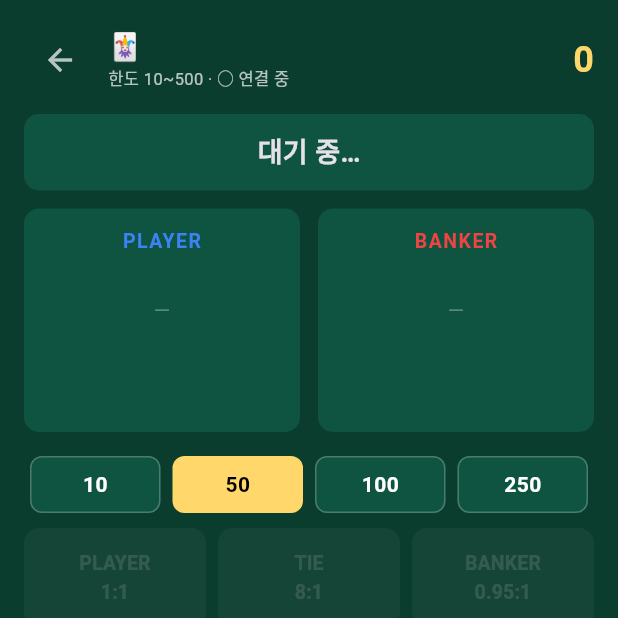
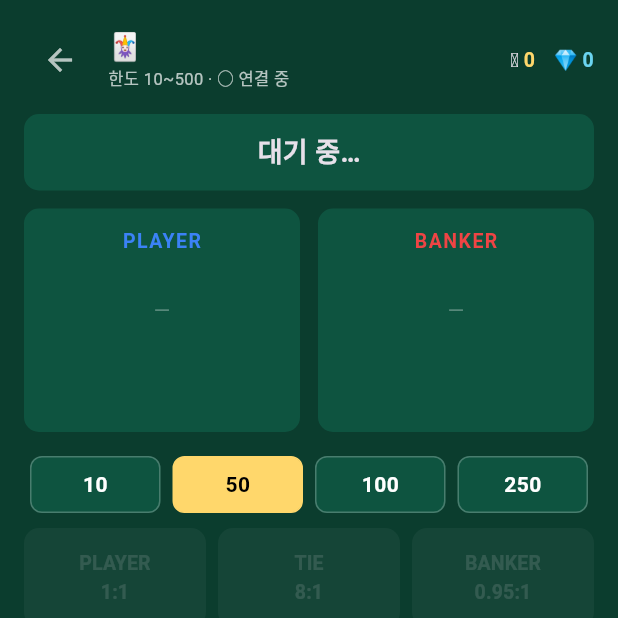
Before and after one commit to rlatmdwo0021/CNO, a Flutter app: the TableScreen screen opened directly with empty values, on a phone screen of 412 x 824 dp, the top half of it. Run offline on Flutter 3.47's test engine with Material 3 defaults, Android fonts, the phone set to English and light mode, and no system bars; network calls fail.

Commit message:
Design: lobby tabs (바카라/슬롯/룰렛) with live room status, name+grade header, gold/diamond coins
Co-Authored-By: Claude Opus 4.8 (1M context) <noreply@anthropic.com>

```diff
--- a/app/lib/main.dart
+++ b/app/lib/main.dart
@@ -3,7 +3,6 @@ import 'package:flutter/material.dart';
 import 'auth_screen.dart';
 import 'game_service.dart';
 import 'lobby_screen.dart';
-import 'room_list_screen.dart';
 import 'table_screen.dart';
 import 'widgets.dart';
 
@@ -35,8 +34,6 @@ class BaccaratApp extends StatelessWidget {
           switch (service.view) {
             case AppView.lobby:
               return LobbyScreen(service);
-            case AppView.rooms:
-              return RoomListScreen(service);
             case AppView.table:
               return TableScreen(service);
           }
--- a/app/lib/table_screen.dart
+++ b/app/lib/table_screen.dart
@@ -92,14 +92,12 @@ class _TableScreenState extends State<TableScreen> {
             children: [
               Text('🃏 ${s.roomName}',
                   style: const TextStyle(fontSize: 18, fontWeight: FontWeight.bold)),
-              Text('한도 ${s.minBet}~${s.maxBet} · $connText',
+              Text('한도 ${fmtCoins(s.minBet)}~${fmtCoins(s.maxBet)} · $connText',
                   style: const TextStyle(fontSize: 11, color: Colors.white70)),
             ],
           ),
         ),
-        Text('${s.balance}',
-            style: const TextStyle(
-                fontSize: 24, fontWeight: FontWeight.bold, color: goldColor)),
+        CoinBar(gold: s.gold, diamond: s.diamond, compact: true),
       ],
     );
   }
--- a/app/lib/widgets.dart
+++ b/app/lib/widgets.dart
@@ -11,6 +11,65 @@ const goldColor = Color(0xFFFFD76B);
 
 Color outcomeColor(String o) =>
     o == 'player' ? playerColor : (o == 'banker' ? bankerColor : tieColor);
+
+/// Format an integer with thousands separators (e.g. 12000 -> "12,000").
+String fmtCoins(int n) {
+  final s = n.abs().toString();
+  final buf = StringBuffer();
+  for (var i = 0; i < s.length; i++) {
+    if (i > 0 && (s.length - i) % 3 == 0) buf.write(',');
+    buf.write(s[i]);
+  }
+  return (n < 0 ? '-' : '') + buf.toString();
+}
+
+/// Free (gold) + paid (diamond) coin balances, side by side.
+class CoinBar extends StatelessWidget {
+  final int gold;
+  final int diamond;
+  final bool compact;
+  const CoinBar({super.key, required this.gold, required this.diamond, this.compact = false});
+
+  @override
+  Widget build(BuildContext context) {
+    final size = compact ? 13.0 : 15.0;
+    Widget coin(String emoji, int v, Color c) => Row(
+          mainAxisSize: MainAxisSize.min,
+          children: [
+            Text(emoji, style: TextStyle(fontSize: size)),
+            const SizedBox(width: 3),
+            Text(fmtCoins(v),
+                style: TextStyle(fontSize: size, fontWeight: FontWeight.bold, color: c)),
+          ],
+        );
+    return Row(
+      mainAxisSize: MainAxisSize.min,
+      children: [
+        coin('🪙', gold, goldColor),
+        const SizedBox(width: 12),
+        coin('💎', diamond, const Color(0xFF6BD4F0)),
+      ],
+    );
+  }
+}
+
+/// Small player grade badge (placeholder tier for now).
+class GradeBadge extends StatelessWidget {
+  final String grade;
+  const GradeBadge(this.grade, {super.key});
+  @override
+  Widget build(BuildContext context) {
+    return Container(
+      padding: const EdgeInsets.symmetric(horizontal: 8, vertical: 2),
+      decoration: BoxDecoration(
+        color: const Color(0xFF7A5230),
+        borderRadius: BorderRadius.circular(20),
+      ),
+      child: Text('🥉 $grade',
+          style: const TextStyle(fontSize: 11, fontWeight: FontWeight.bold, color: Colors.white)),
+    );
+  }
+}
 
 /// A single playing card with a gentle pop-in animation.
 class PlayingCardWidget extends StatelessWidget {
```
Also changed, not shown: app/lib/game_service.dart (+13 -23 lines), app/lib/lobby_screen.dart (+163 -52 lines), app/lib/room_list_screen.dart (deleted, +0 -119 lines), 2 other files.
